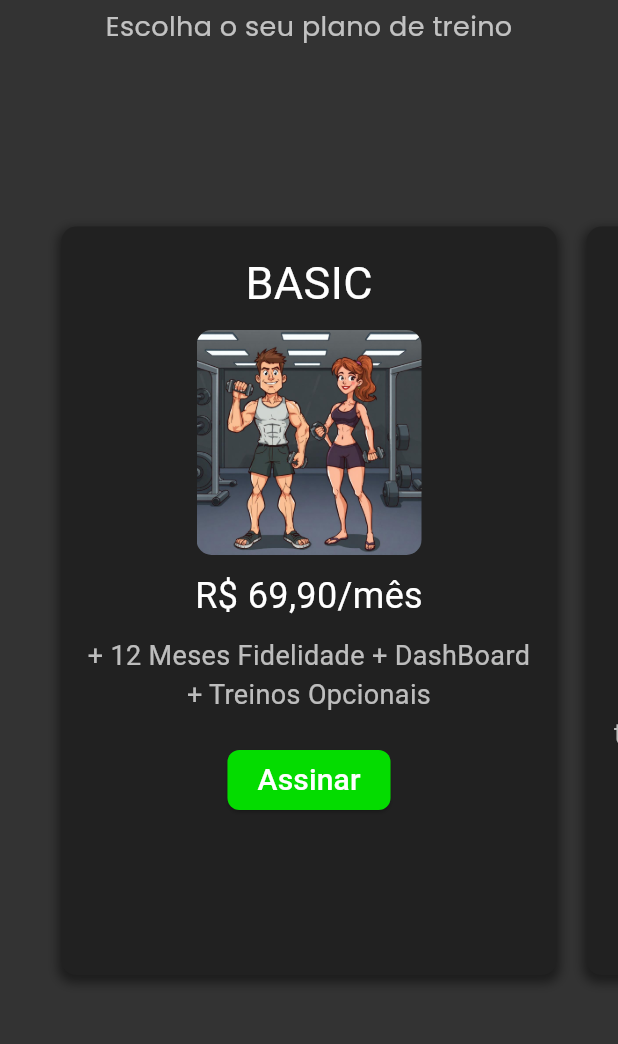
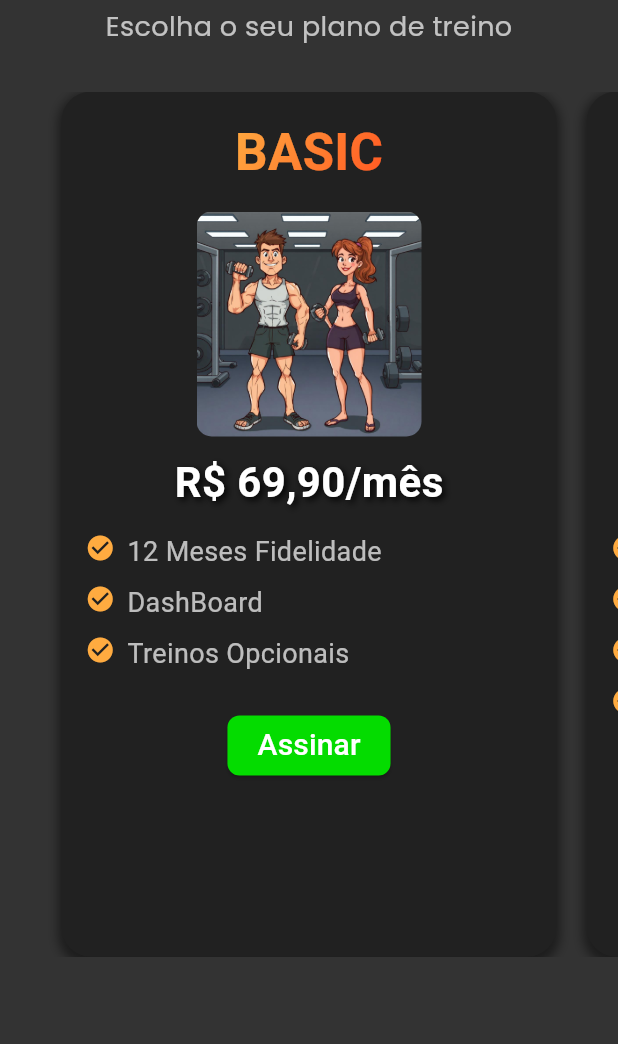
Before and after one commit to WillianChiquinato/Black_Brothers, a Flutter app: the TelaPlanos screen opened directly with empty values, on a phone screen of 412 x 824 dp, the part 111-1155 px from its top. Run offline on Flutter 3.47's test engine with Material 3 defaults, Android fonts, the phone set to English and light mode, and no system bars; our stand-ins replace dio, google_fonts, lucide_icons; accounts and stored records are empty; Roboto replaces fonts that are missing (BlackBrothers).

Commit message:
style(planos): atualiza o design da tela de planos

```diff
--- a/lib/Telas/tela_planos.dart
+++ b/lib/Telas/tela_planos.dart
@@ -77,11 +77,11 @@ class _TelaPlanosState extends State<TelaPlanos> {
 
   Widget _buildPlanCard(Map<String, dynamic> plano, BuildContext context) {
     return Container(
-      margin: const EdgeInsets.symmetric(horizontal: 10.0, vertical: 100.0),
+      margin: const EdgeInsets.symmetric(horizontal: 10.0),
       padding: const EdgeInsets.all(16.0),
       decoration: BoxDecoration(
         color: Colors.grey[900],
-        borderRadius: BorderRadius.circular(10),
+        borderRadius: BorderRadius.circular(20),
         boxShadow: [
           BoxShadow(
             color: Colors.black45,
@@ -95,11 +95,22 @@ class _TelaPlanosState extends State<TelaPlanos> {
         child: Column(
           crossAxisAlignment: CrossAxisAlignment.center,
           children: [
-            Text(
-              plano['nome'],
-              style: TextStyle(fontSize: 30, color: Colors.white),
+            ShaderMask(
+              shaderCallback: (bounds) => LinearGradient(
+                colors: [Colors.orangeAccent, Colors.deepOrange],
+                begin: Alignment.topLeft,
+                end: Alignment.bottomRight,
+              ).createShader(bounds),
+              child: Text(
+                plano['nome'],
+                style: TextStyle(
+                  fontSize: 34,
+                  fontWeight: FontWeight.bold,
+                  color: Colors.white,
+                ),
+              ),
             ),
-            SizedBox(height: 10),
+            SizedBox(height: 15),
             Container(
               height: 150,
               width: 150,
@@ -114,14 +125,49 @@ class _TelaPlanosState extends State<TelaPlanos> {
             SizedBox(height: 10),
             Text(
               plano['preco'],
-              style: TextStyle(fontSize: 24, color: Colors.white),
+              style: TextStyle(
+                fontSize: 28,
+                fontWeight: FontWeight.bold,
+                color: Colors.white,
+                shadows: [
+                  Shadow(
+                    blurRadius: 6,
+                    color: Colors.black,
+                    offset: Offset(2, 2),
+                  ),
+                ],
+              ),
             ),
             SizedBox(height: 10),
-            Text(
-              plano['beneficios'],
-              style: TextStyle(fontSize: 18, color: Colors.white70),
-              textAlign: TextAlign.center,
+            Column(
+              crossAxisAlignment: CrossAxisAlignment.start,
+              children: (plano['beneficios'] as String)
+                  .split('+')
+                  .where((b) => b.trim().isNotEmpty)
+                  .map((b) => Padding(
+                padding: const EdgeInsets.symmetric(vertical: 4.0),
+                child: Row(
+                  crossAxisAlignment: CrossAxisAlignment.start,
+                  children: [
+                    const Icon(
+                      Icons.check_circle,
+                      color: Colors.orangeAccent,
+                      size: 20,
+                    ),
+                    const SizedBox(width: 8),
+                    Expanded(
+                      child: Text(
+                        b.trim(),
+                        style: const TextStyle(fontSize: 18, color: Colors.white70),
+                      ),
+                    ),
+                  ],
+                ),
+              ))
+                  .toList(),
             ),
+
+
             SizedBox(height: 20),
             ElevatedButton(
               onPressed: () async {
@@ -163,7 +209,7 @@ class _TelaPlanosState extends State<TelaPlanos> {
         body: Container(
           color: grey,
           child: Column(
-            mainAxisAlignment: MainAxisAlignment.center,
+            mainAxisAlignment: MainAxisAlignment.start,
             crossAxisAlignment: CrossAxisAlignment.center,
             children: [
               Padding(
@@ -191,8 +237,9 @@ class _TelaPlanosState extends State<TelaPlanos> {
                   ],
                 ),
               ),
-              SizedBox(height: 20),
-              Expanded(
+              SizedBox(height: 30),
+              SizedBox(
+                height: MediaQuery.of(context).size.height * 0.7,
                 child: PageView.builder(
                   controller: _pageController,
                   itemCount: planos.length,
```
